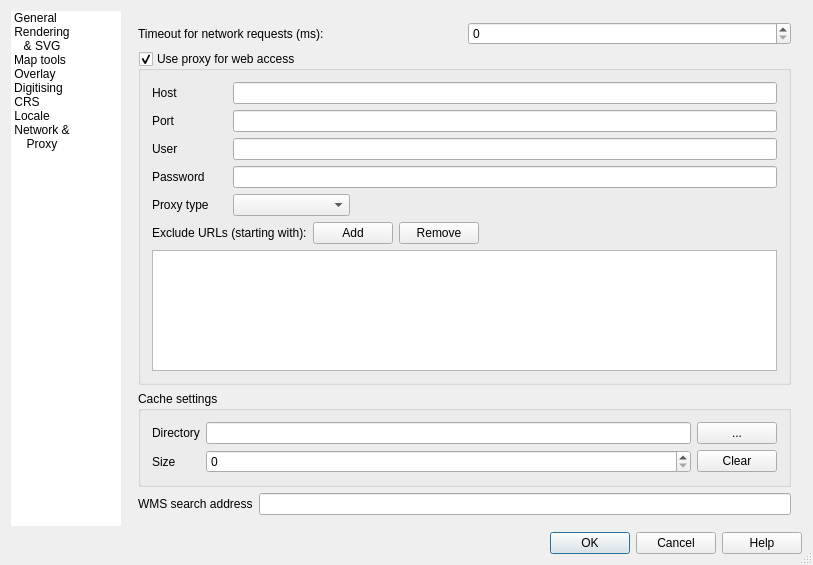
Above: qgis/src/ui/qgsoptionsbase.ui from sourcepole/qgis before the change. Below: the same form after it.
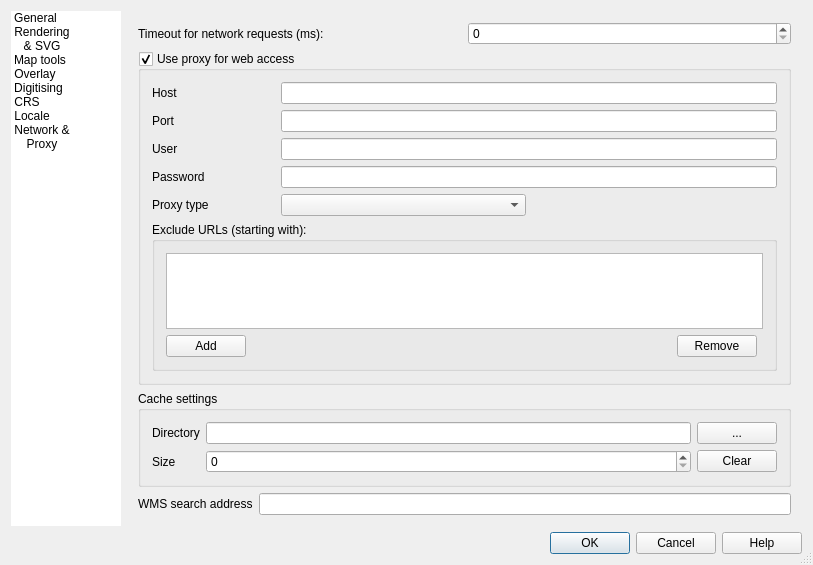
That is the form after the change. The open tabs and pages were chosen to show the change. Icons and pictures are not drawn. Custom widgets are drawn as their Qt base class.

Commit message: hide url exclusion for Qt<4.5

Diff of the .ui file:
```diff
--- a/qgis/src/ui/qgsoptionsbase.ui
+++ b/qgis/src/ui/qgsoptionsbase.ui
@@ -1294,7 +1294,7 @@
             </property>
            </widget>
           </item>
-          <item row="0" column="1" colspan="5">
+          <item row="0" column="1" colspan="4">
            <widget class="QLineEdit" name="leProxyHost"/>
           </item>
           <item row="1" column="0">
@@ -1304,7 +1304,7 @@
             </property>
            </widget>
           </item>
-          <item row="1" column="1" colspan="5">
+          <item row="1" column="1" colspan="4">
            <widget class="QLineEdit" name="leProxyPort"/>
           </item>
           <item row="2" column="0">
@@ -1314,7 +1314,7 @@
             </property>
            </widget>
           </item>
-          <item row="2" column="1" colspan="5">
+          <item row="2" column="1" colspan="4">
            <widget class="QLineEdit" name="leProxyUser">
             <property name="toolTip">
              <string>Leave this blank if no proxy username / password are required</string>
@@ -1328,7 +1328,7 @@
             </property>
            </widget>
           </item>
-          <item row="3" column="1" colspan="5">
+          <item row="3" column="1" colspan="4">
            <widget class="QLineEdit" name="leProxyPassword">
             <property name="toolTip">
              <string>Leave this blank if no proxy username / password are required</string>
@@ -1348,7 +1348,7 @@
           <item row="4" column="1" colspan="2">
            <widget class="QComboBox" name="mProxyTypeComboBox"/>
           </item>
-          <item row="4" column="3" colspan="3">
+          <item row="4" column="3" colspan="2">
            <spacer>
             <property name="orientation">
              <enum>Qt::Horizontal</enum>
@@ -1361,43 +1361,48 @@
             </property>
            </spacer>
           </item>
-          <item row="5" column="0" colspan="2">
-           <widget class="QLabel" name="mExcludeUrlsLabel">
-            <property name="text">
+          <item row="5" column="0" rowspan="2" colspan="5">
+           <widget class="QGroupBox" name="grpUrlExclude">
+            <property name="title">
              <string>Exclude URLs (starting with):</string>
             </property>
-           </widget>
-          </item>
-          <item row="5" column="2" colspan="2">
-           <widget class="QPushButton" name="mAddUrlPushButton">
-            <property name="text">
-             <string>Add</string>
+            <property name="flat">
+             <bool>true</bool>
             </property>
+            <layout class="QGridLayout" name="gridLayout_5">
+             <item row="2" column="2">
+              <widget class="QPushButton" name="mRemoveUrlPushButton">
+               <property name="text">
+                <string>Remove</string>
+               </property>
+              </widget>
+             </item>
+             <item row="2" column="0">
+              <widget class="QPushButton" name="mAddUrlPushButton">
+               <property name="text">
+                <string>Add</string>
+               </property>
+              </widget>
+             </item>
+             <item row="0" column="0" colspan="4">
+              <widget class="QListWidget" name="mExcludeUrlListWidget"/>
+             </item>
+             <item row="2" column="1">
+              <spacer name="horizontalSpacer">
+               <property name="orientation">
+                <enum>Qt::Horizontal</enum>
+               </property>
+               <property name="sizeHint" stdset="0">
+                <size>
+                 <width>40</width>
+                 <height>20</height>
+                </size>
+               </property>
+              </spacer>
+             </item>
+            </layout>
            </widget>
           </item>
-          <item row="5" column="4">
-           <widget class="QPushButton" name="mRemoveUrlPushButton">
-            <property name="text">
-             <string>Remove</string>
-            </property>
-           </widget>
-          </item>
-          <item row="5" column="5">
-           <spacer>
-            <property name="orientation">
-             <enum>Qt::Horizontal</enum>
-            </property>
-            <property name="sizeHint" stdset="0">
-             <size>
-              <width>391</width>
-              <height>20</height>
-             </size>
-            </property>
-           </spacer>
-          </item>
-          <item row="6" column="0" colspan="6">
-           <widget class="QListWidget" name="mExcludeUrlListWidget"/>
-          </item>
          </layout>
         </widget>
        </item>
```
Left out of the diff: 5 changed lines with no effect on the pictures. The commit also changes 1 other file.
